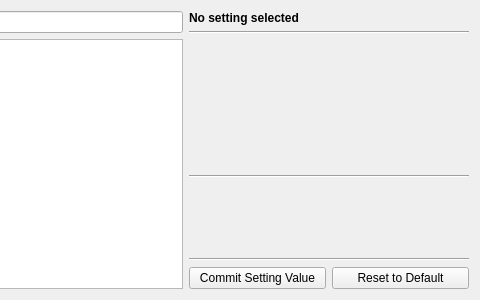
Before: the Qt Designer form native/src/DovahKit/ui/main_window/game_setting_window.ui in DavidJCobb/DovahKit, drawn with Qt 5; both pictures show x 370 to 850 and y 0 to 300 of the 850 by 300 pixel window.
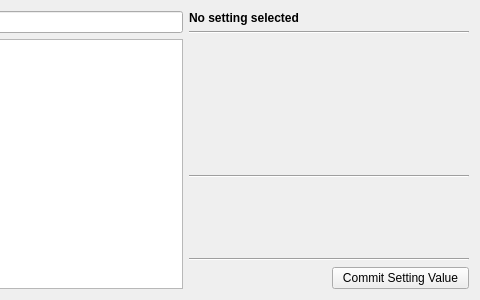
After: the same form once the commit is applied. Custom widgets are drawn as their Qt base class.

```diff
--- a/native/src/DovahKit/ui/main_window/game_setting_window.ui
+++ b/native/src/DovahKit/ui/main_window/game_setting_window.ui
@@ -377,13 +377,6 @@
        </widget>
       </widget>
      </item>
-     <item row="7" column="1">
-      <widget class="QPushButton" name="buttonReset">
-       <property name="text">
-        <string>Reset to Default</string>
-       </property>
-      </widget>
-     </item>
      <item row="0" column="0" colspan="2">
       <widget class="QLabel" name="settingName">
        <property name="font">
@@ -407,7 +400,7 @@
        </property>
       </widget>
      </item>
-     <item row="7" column="0">
+     <item row="7" column="1">
       <widget class="QPushButton" name="buttonCommit">
        <property name="text">
         <string>Commit Setting Value</string>
```
Left out of the diff: 1 changed line with no effect on the pictures.
